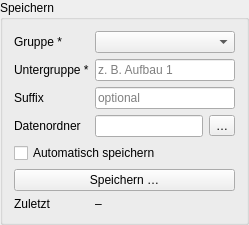
Qt form gyroscope_ui/pyqt/save_panel.ui (cckssr/gyroscope-ui) before a commit.
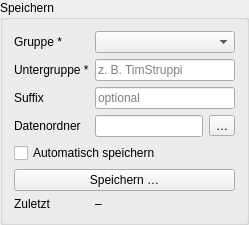
The same form after that commit. Custom widgets are drawn as their Qt base class.

Commit message: fix(ui): Update tooltip and placeholder for subgroup identification in save panel

What changed in the file:
```diff
--- a/gyroscope_ui/pyqt/save_panel.ui
+++ b/gyroscope_ui/pyqt/save_panel.ui
@@ -36,7 +36,7 @@
       <string>Untergruppen-Bezeichnung zur Identifikation der Messung (Pflichtfeld). Wird in den Metadaten und im Ordnernamen gespeichert. Sonderzeichen werden durch '_' ersetzt. Maximale Länge im Ordnernamen: 20 Zeichen.</string>
      </property>
      <property name="placeholderText">
-      <string>z. B. Aufbau 1</string>
+      <string>z. B. TimStruppi</string>
      </property>
     </widget>
    </item>
```
Left out of the diff: 2 changed lines with no effect on the pictures. The commit also changes 2 other files.
